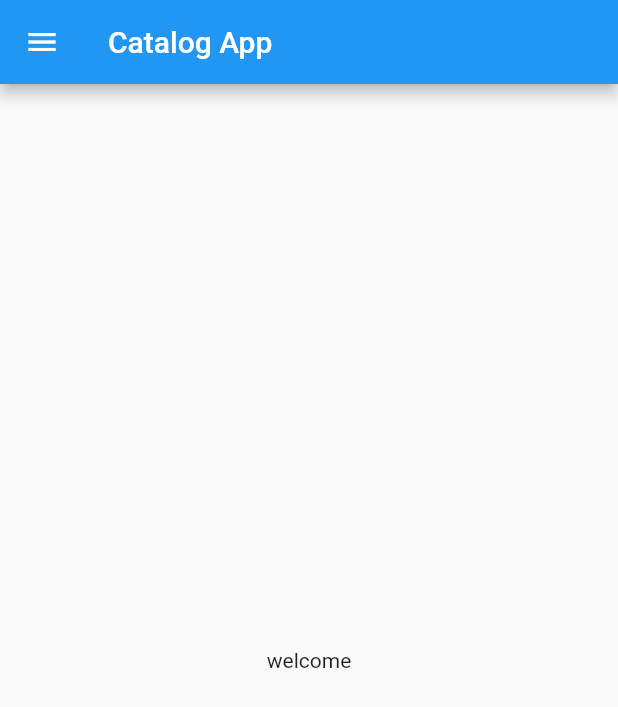
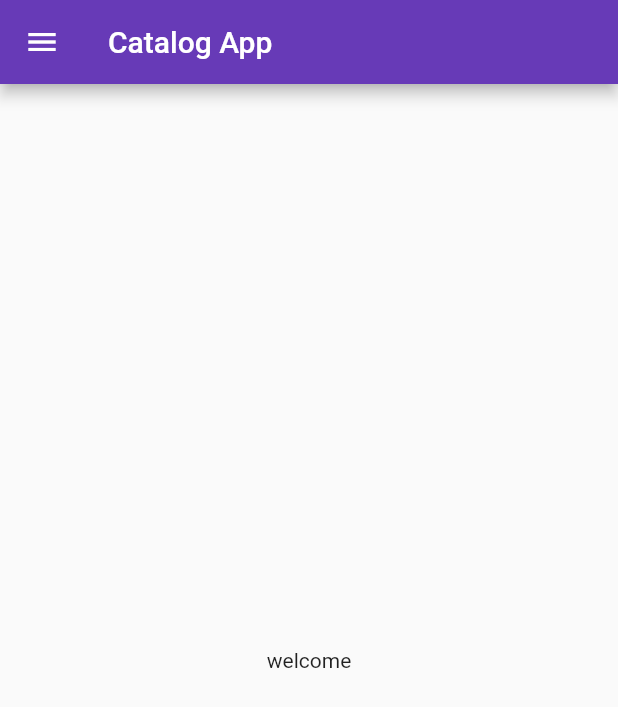
Before and after one commit to elispadsala/LearningFlutter, a Flutter app: the screen it shows after launch, on a phone screen of 412 x 824 dp. Shown: the top 707 px of the screen. Run offline on Flutter 3.47's test engine with Material 2 defaults, Android fonts, the phone set to English and light mode, and no system bars.

Commit message:
Day3 completed

```diff
--- a/lib/main.dart
+++ b/lib/main.dart
@@ -1,5 +1,6 @@
 import 'package:flutter/material.dart';
-import 'package:flutter_catalog/home_page.dart';
+import 'package:flutter_catalog/pages/home_page.dart';
+import 'package:flutter_catalog/pages/login_page.dart';
 
 void main() {
   runApp(MyApp());
@@ -7,12 +8,22 @@ void main() {
 
 
 class MyApp extends StatelessWidget {
-  const MyApp({Key? key}) : super(key: key);
+
 
   @override
   Widget build(BuildContext context) {
     return MaterialApp(
-      home: HomePage()
+
+      themeMode: ThemeMode.light,
+      theme: ThemeData(primarySwatch: Colors.deepPurple),
+      darkTheme: ThemeData(
+        brightness: Brightness.dark,
+      ),
+      initialRoute: "/Home",
+      routes: {
+        "/Home": (context) => HomePage(),
+        "/Login ": (context) => LoginPage(),
+      },
     );
 
   }
```
Also changed, not shown: lib/pages/login_page.dart (added, +19 -0 lines), lib/pages/home_page.dart (renamed from lib/home_page.dart).
